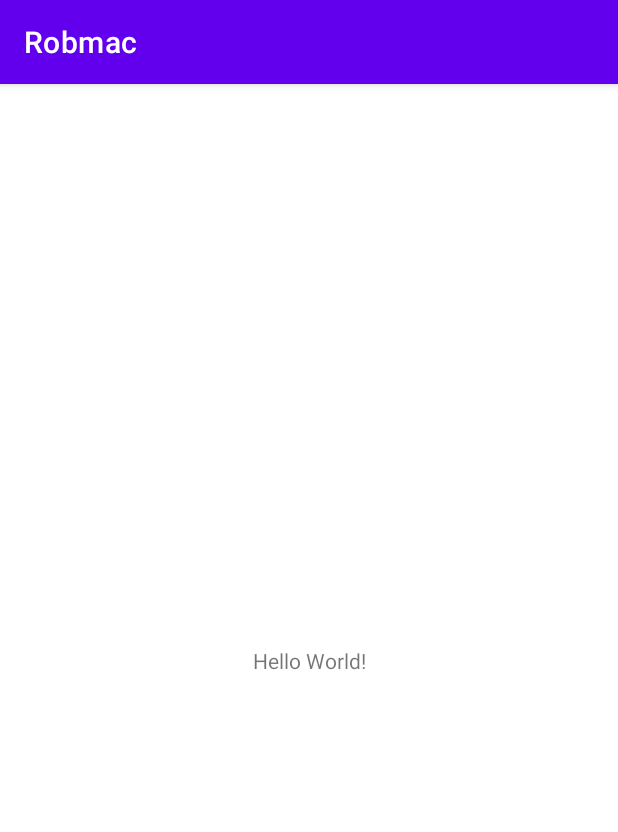
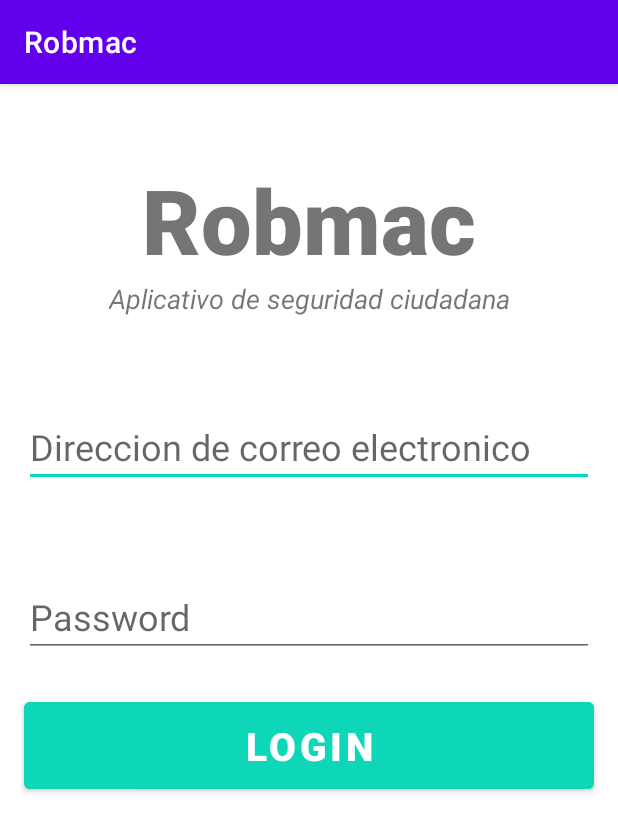
Before and after one commit to paulbm9/ST-Robmac, an Android app: the screen it shows after launch (MainActivity before the commit, AuthActivity after it), on a phone screen of 412 x 824 dp. Shown: the top 832 px of the screen. Run offline under Robolectric (Android 15) with nearby library versions, the phone set to English and light mode, and no system bars.

Commit message:
Anadido layout auth

```diff
--- a/app/build.gradle
+++ b/app/build.gradle
@@ -41,6 +41,7 @@ dependencies {
     implementation 'androidx.constraintlayout:constraintlayout:2.1.4'
     implementation platform('com.google.firebase:firebase-bom:31.0.1')
     implementation 'com.google.firebase:firebase-analytics-ktx'
+    implementation 'com.google.firebase:firebase-auth:21.1.0'
     testImplementation 'junit:junit:4.13.2'
     androidTestImplementation 'androidx.test.ext:junit:1.1.3'
     androidTestImplementation 'androidx.test.espresso:espresso-core:3.4.0'
--- a/app/src/main/AndroidManifest.xml
+++ b/app/src/main/AndroidManifest.xml
@@ -13,7 +13,7 @@
         android:theme="@style/Theme.Robmac"
         tools:targetApi="31">
         <activity
-            android:name=".MainActivity"
+            android:name=".AuthActivity"
             android:exported="true">
             <intent-filter>
                 <action android:name="android.intent.action.MAIN" />
--- a/app/src/main/java/com/st/robmac/MainActivity.kt
+++ b/app/src/main/java/com/st/robmac/AuthActivity.kt
@@ -3,9 +3,9 @@ package com.st.robmac
 import androidx.appcompat.app.AppCompatActivity
 import android.os.Bundle
 
-class MainActivity : AppCompatActivity() {
+class AuthActivity : AppCompatActivity() {
     override fun onCreate(savedInstanceState: Bundle?) {
         super.onCreate(savedInstanceState)
-        setContentView(R.layout.activity_main)
+        setContentView(R.layout.activity_auth)
     }
 }
--- /dev/null
+++ b/app/src/main/res/layout/activity_auth.xml
@@ -0,0 +1,76 @@
+<?xml version="1.0" encoding="utf-8"?>
+<androidx.constraintlayout.widget.ConstraintLayout xmlns:android="http://schemas.android.com/apk/res/android"
+    xmlns:app="http://schemas.android.com/apk/res-auto"
+    xmlns:tools="http://schemas.android.com/tools"
+    android:layout_width="match_parent"
+    android:layout_height="match_parent"
+    tools:context=".AuthActivity">
+
+    <TextView
+        android:id="@+id/banner"
+        android:layout_width="match_parent"
+        android:layout_height="wrap_content"
+        android:layout_marginTop="50dp"
+        android:fontFamily="sans-serif-black"
+        android:text="Robmac"
+        android:textAlignment="center"
+        android:textSize="60sp"
+        android:textStyle="bold"
+        app:layout_constraintLeft_toLeftOf="parent"
+        app:layout_constraintRight_toRightOf="parent"
+        app:layout_constraintTop_toTopOf="parent" />
+
+    <TextView
+        android:id="@+id/bannerDescription"
+        android:layout_width="wrap_content"
+        android:layout_height="wrap_content"
+        android:text="Aplicativo de seguridad ciudadana"
+        android:textAlignment="center"
+        android:textSize="18sp"
+        android:textStyle="italic"
+        app:layout_constraintLeft_toLeftOf="parent"
+        app:layout_constraintRight_toRightOf="parent"
+        app:layout_constraintTop_toBottomOf="@+id/banner" />
+
+    <EditText
+        android:id="@+id/email"
+        android:layout_width="380dp"
+        android:layout_height="wrap_content"
+        android:layout_marginTop="60dp"
+        android:ems="10"
+        android:hint="Direccion de correo electronico"
+        android:inputType="textEmailAddress"
+        android:textSize="24sp"
+        app:layout_constraintLeft_toLeftOf="parent"
+        app:layout_constraintRight_toRightOf="parent"
+        app:layout_constraintTop_toBottomOf="@+id/bannerDescription" />
+
+    <EditText
+        android:id="@+id/password"
+        android:layout_width="380dp"
+        android:layout_height="wrap_content"
+        android:layout_marginTop="60dp"
+        android:ems="10"
+        android:hint="Password"
+        android:inputType="textPassword"
+        android:textSize="24sp"
+        app:layout_constraintLeft_toLeftOf="parent"
+        app:layout_constraintRight_toRightOf="parent"
+        app:layout_constraintTop_toBottomOf="@+id/email" />
+
+    <Button
+        android:id="@+id/signIn"
+        android:layout_width="380dp"
+        android:layout_height="70dp"
+        android:layout_marginTop="24dp"
+        android:backgroundTint="#0ED6B9"
+        android:text="Login"
+        android:textColor="#ffffff"
+        android:textSize="26sp"
+        android:textStyle="bold"
+        app:layout_constraintLeft_toLeftOf="parent"
+        app:layout_constraintRight_toRightOf="parent"
+        app:layout_constraintTop_toBottomOf="@+id/password" />
+
+
+</androidx.constraintlayout.widget.ConstraintLayout>
--- a/app/src/main/res/layout/activity_main.xml
+++ /dev/null
@@ -1,18 +0,0 @@
-<?xml version="1.0" encoding="utf-8"?>
-<androidx.constraintlayout.widget.ConstraintLayout xmlns:android="http://schemas.android.com/apk/res/android"
-    xmlns:app="http://schemas.android.com/apk/res-auto"
-    xmlns:tools="http://schemas.android.com/tools"
-    android:layout_width="match_parent"
-    android:layout_height="match_parent"
-    tools:context=".MainActivity">
-
-    <TextView
-        android:layout_width="wrap_content"
-        android:layout_height="wrap_content"
-        android:text="Hello World!"
-        app:layout_constraintBottom_toBottomOf="parent"
-        app:layout_constraintEnd_toEndOf="parent"
-        app:layout_constraintStart_toStartOf="parent"
-        app:layout_constraintTop_toTopOf="parent" />
-
-</androidx.constraintlayout.widget.ConstraintLayout>
```
